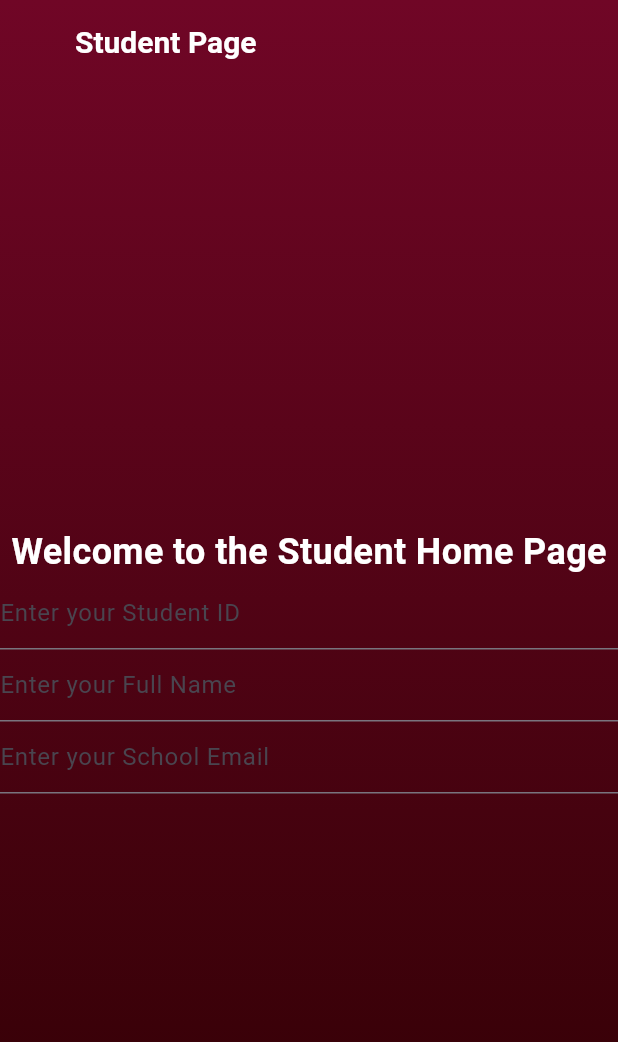
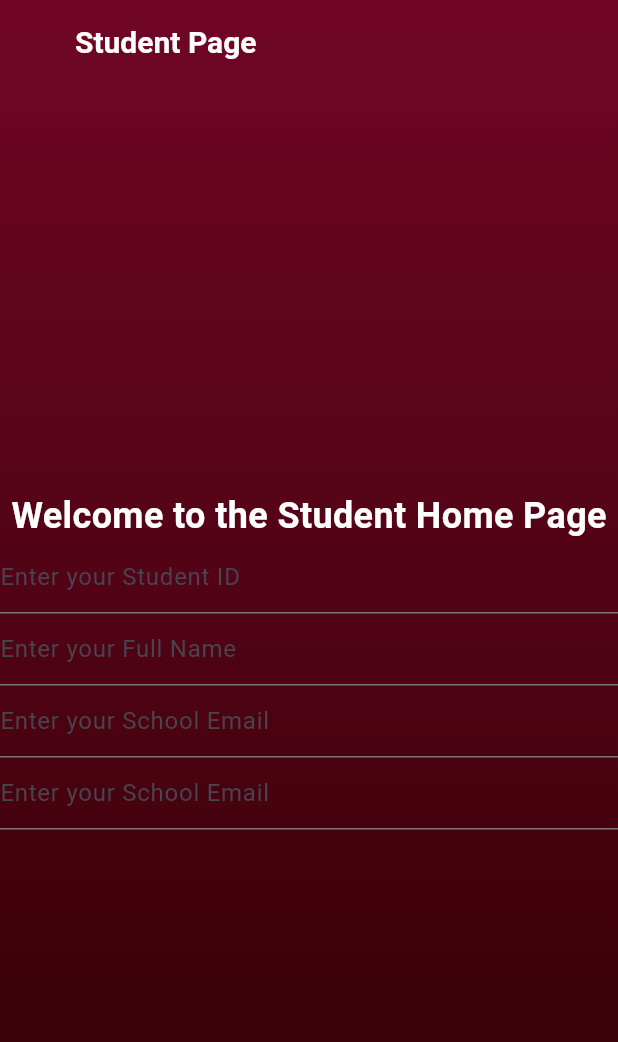
Before and after one commit to Alexander040105/soft-eng-prototypes, a Flutter app: the screen it shows after launch, on a phone screen of 412 x 824 dp. Shown: the top 1042 px of the screen. Run offline on Flutter 3.47's test engine with Material 3 defaults, Android fonts, the phone set to English and light mode, and no system bars; Roboto replaces fonts that are missing (Poppins).

Commit message:
will do the other endpoints next

```diff
--- a/acad_performance_tracker/front_end/lib/main.dart
+++ b/acad_performance_tracker/front_end/lib/main.dart
@@ -4,6 +4,7 @@ import 'pages/students_pages/register_student.dart';
 void main() {
   runApp(const MyApp());
 }
+
 class MyApp extends StatelessWidget {
   const MyApp({super.key});
 
@@ -15,10 +16,10 @@ class MyApp extends StatelessWidget {
       debugShowCheckedModeBanner: false,
       home: const RegisterStudentWidget(),
       routes: {
-        '/home': (context) => RegisterStudentWidget(),
+        '/home': (context) => const RegisterStudentWidget(),
       },
       theme: ThemeData(
-        appBarTheme: AppBarTheme(
+        appBarTheme: const AppBarTheme(
           backgroundColor: Colors.transparent,
           titleSpacing: 50,
           titleTextStyle: TextStyle(
@@ -29,16 +30,15 @@ class MyApp extends StatelessWidget {
           ),
           iconTheme: IconThemeData(color: Colors.white),
         ),
-        scaffoldBackgroundColor:Colors.transparent,
-        drawerTheme: DrawerThemeData(
+        scaffoldBackgroundColor: Colors.transparent,
+        drawerTheme: const DrawerThemeData(
           backgroundColor: Color(0xFF700626),
         ),
         elevatedButtonTheme: ElevatedButtonThemeData(
-          style: ElevatedButton.styleFrom(
-            backgroundColor: Color.fromARGB(255, 172, 10, 58),
-          )
-        ),
-        iconTheme: IconThemeData(color: Colors.white),
+            style: ElevatedButton.styleFrom(
+          backgroundColor: const Color.fromARGB(255, 172, 10, 58),
+        )),
+        iconTheme: const IconThemeData(color: Colors.white),
       ),
     );
   }
--- a/acad_performance_tracker/front_end/lib/pages/students_pages/register_student.dart
+++ b/acad_performance_tracker/front_end/lib/pages/students_pages/register_student.dart
@@ -7,35 +7,30 @@ class RegisterStudentWidget extends StatefulWidget {
   State<RegisterStudentWidget> createState() => _RegisterStudentWidgetState();
 }
 
-
-
 class _RegisterStudentWidgetState extends State<RegisterStudentWidget> {
   @override
   Widget build(BuildContext context) {
-
     return Container(
-      decoration: BoxDecoration(
+        decoration: const BoxDecoration(
           gradient: LinearGradient(
             begin: Alignment.topCenter,
             end: Alignment.bottomCenter,
             colors: [
-            const Color(0xFF700626),
-            const Color(0xFF300003),
+              Color(0xFF700626),
+              Color(0xFF300003),
             ],
           ),
         ),
-
         child: Scaffold(
             appBar: AppBar(
               title: const Text('Student Page'),
             ),
-
             body: Center(
                 child: Form(
               child: Column(
                 mainAxisAlignment: MainAxisAlignment.center,
                 children: [
-                Text(
+                  const Text(
                     'Welcome to the Student Home Page',
                     style: TextStyle(
                       color: Colors.white,
@@ -45,22 +40,22 @@ class _RegisterStudentWidgetState extends State<RegisterStudentWidget> {
                   ),
                   //Student ID
                   TextFormField(
-                  decoration: InputDecoration(hintText: 'Enter your Student ID')
-                ),
+                      decoration: const InputDecoration(
+                          hintText: 'Enter your Student ID')),
                   //Full Name
                   TextFormField(
-                  decoration: InputDecoration(hintText: 'Enter your Full Name')
-                ),
+                      decoration: const InputDecoration(
+                          hintText: 'Enter your Full Name')),
                   //School Email
                   TextFormField(
-                  decoration: InputDecoration(hintText: 'Enter your School Email')
-                )
-
+                      decoration: const InputDecoration(
+                          hintText: 'Enter your School Email')),
+                  //Year
+                  TextFormField(
+                      decoration: const InputDecoration(
+                          hintText: 'Enter your School Email'))
                 ],
               ),
-          )
-        )
-      )
-    );
+            ))));
   }
 }
--- a/requirements.txt
+++ b/requirements.txt
@@ -51,7 +51,7 @@ pyusb
 pdfrw
 firebase-admin
 dotenv
-psycopg2
+psycopg2_binary
 supabase
 aiosqlite
 alembic
```
Also changed, not shown: acad_performance_tracker/front_end/pubspec.lock, 2 other files. Lines whose indentation alone changed are shown as unchanged.
